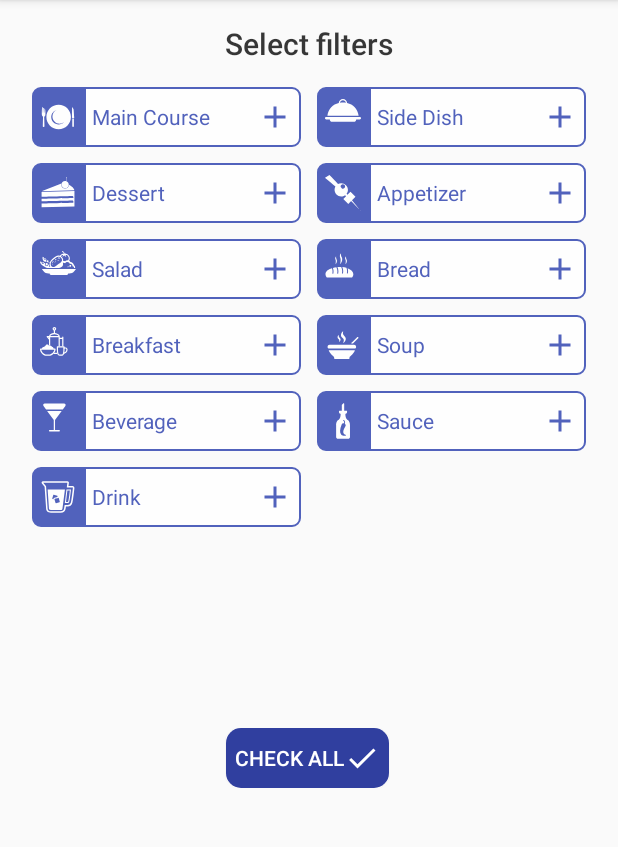
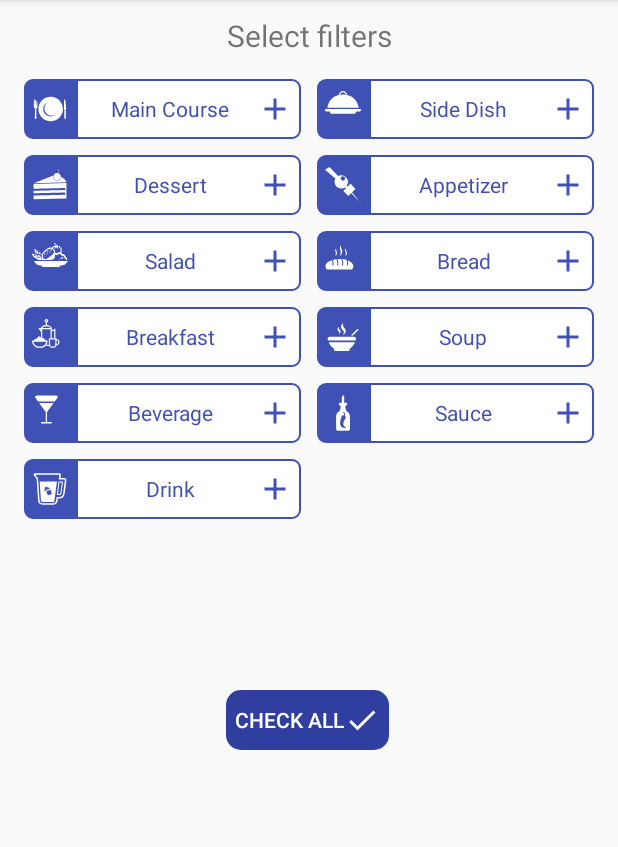
Before and after one commit to Rafaelle/healthy_meal, an Android app: the screen it shows after launch (MainActivity), after a tap on "Safe Meal", on a phone screen of 412 x 824 dp, the part 84-931 px from its top. Run offline under Robolectric (Android 15) with nearby library versions, the phone set to English and light mode, and no system bars.

Commit message:
Adicionando a função de voltar para o fragmento anterior

```diff
--- a/app/src/main/java/com/empsoft/safe_meal/MainActivity.java
+++ b/app/src/main/java/com/empsoft/safe_meal/MainActivity.java
@@ -6,6 +6,7 @@ import android.support.v4.app.FragmentTransaction;
 import android.support.v7.app.AppCompatActivity;
 import android.os.Bundle;
 import android.util.Log;
+import android.view.MenuItem;
 
 import com.empsoft.safe_meal.fragments.ProfilesFragment;
 import com.empsoft.safe_meal.fragments.SelectFiltersFragment;
@@ -22,7 +23,7 @@ public class MainActivity extends AppCompatActivity {
         setContentView(R.layout.activity_main);
         mProfilesFragment = ProfilesFragment.getInstance();
         selectFiltersFragment = SelectFiltersFragment.getInstance();
-        changeFragment(mProfilesFragment, ProfilesFragment.TAG, false);
+        changeFragment(mProfilesFragment, ProfilesFragment.TAG, true);
     }
 
 
@@ -66,7 +67,8 @@ public class MainActivity extends AppCompatActivity {
             finish();
             return;
         }
-
         super.onBackPressed();
     }
+
+
 }
--- a/app/src/main/java/com/empsoft/safe_meal/fragments/ProfilesFragment.java
+++ b/app/src/main/java/com/empsoft/safe_meal/fragments/ProfilesFragment.java
@@ -95,7 +95,7 @@ public class ProfilesFragment extends Fragment {
         int id = item.getItemId();
 
         if (id == R.id.next_button) {
-            ((MainActivity) this.getActivity()).changeFragment(SelectFiltersFragment.getInstance(), SelectFiltersFragment.TAG, false);
+            ((MainActivity) this.getActivity()).changeFragment(SelectFiltersFragment.getInstance(), SelectFiltersFragment.TAG, true);
             return true;
         }
 
--- a/app/src/main/res/layout/filter_list_item.xml
+++ b/app/src/main/res/layout/filter_list_item.xml
@@ -22,7 +22,7 @@
         android:drawableRight="@drawable/checkbox_ck_icon"
         android:background="@drawable/bg_checkbox_filter"
         android:textColor="@drawable/checkbox_text_color"
-        android:textAlignment="textStart"
+        android:textAlignment="center"
         android:text=""
         android:button="@null"
         />
--- a/app/src/main/res/layout/fragment_select_filters_list.xml
+++ b/app/src/main/res/layout/fragment_select_filters_list.xml
@@ -2,22 +2,20 @@
 <LinearLayout xmlns:android="http://schemas.android.com/apk/res/android"
     android:layout_width="match_parent"
     android:layout_height="match_parent"
-    android:layout_margin="5dp"
     android:orientation="vertical">
 
 
     <RelativeLayout
         android:layout_width="match_parent"
-        android:alpha="0.9"
-        android:layout_height="470dp"
+        android:layout_height="450dp"
         android:layout_marginLeft="5dp"
         android:layout_marginRight="5dp">
         <TextView
             android:id="@+id/filter_tv"
-            style="@style/TextAppearance.AppCompat.Title"
             android:layout_width="match_parent"
             android:layout_height="wrap_content"
             android:gravity="center"
+            android:textSize="20dp"
             android:text="Select filters"
             android:padding="10dp"/>
         <LinearLayout
@@ -25,7 +23,7 @@
             android:layout_below="@+id/filter_tv"
             android:orientation="vertical"
             android:layout_width="match_parent"
-            android:layout_height="4700dp">
+            android:layout_height="450dp">
             <GridView
                 android:id="@+id/filter_list"
                 android:layout_width="match_parent"
```
Also changed, not shown: app/src/main/res/layout/fragment_profiles.xml (+6 -3 lines).
